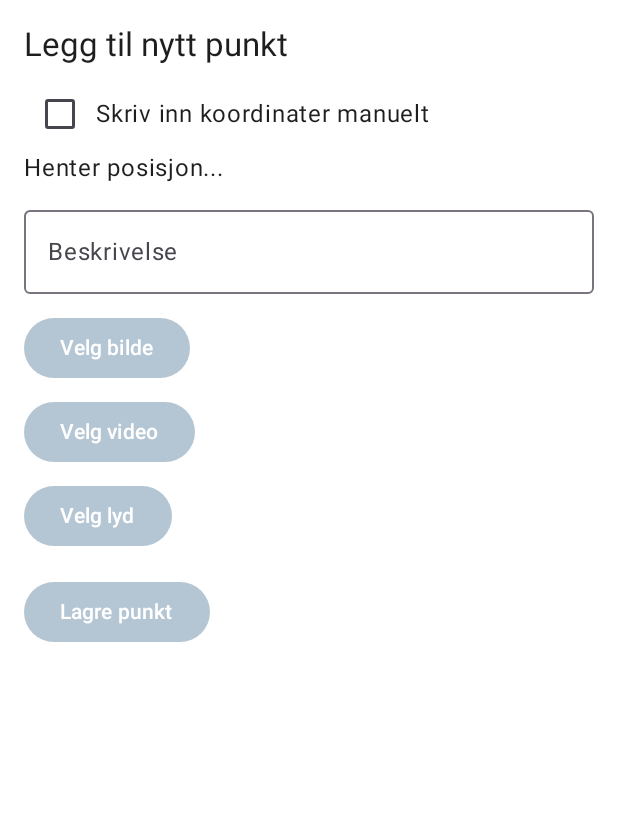
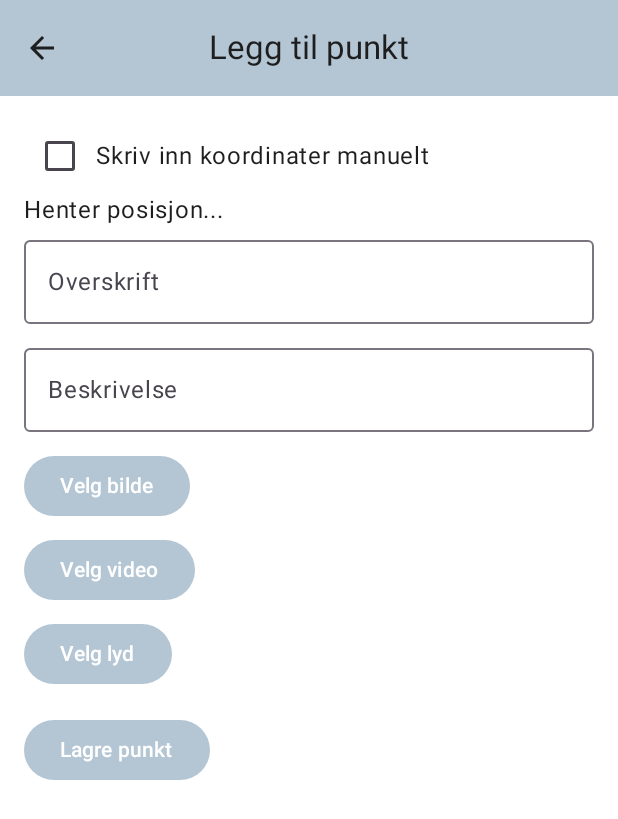
Before and after one commit to markusingierd/BOP3000, an Android app built with Jetpack Compose: the AddPointScreen screen opened through its navigation route, on a phone screen of 412 x 824 dp. Shown: the top 819 px of the screen. Run offline under Robolectric (Android 15) with nearby library versions, the phone set to English and light mode, and no system bars.

Commit message:
stylet sidene og lagt til topbar med navigasjon

```diff
--- a/app/src/main/java/no/usn/bop3000/ui/components/NavGraph.kt
+++ b/app/src/main/java/no/usn/bop3000/ui/components/NavGraph.kt
@@ -19,13 +19,16 @@ fun AppNavHost(navController: NavHostController) {
             TrailScreen(navController)
         }
         composable("addpoint") {
-            AddPointScreen()
+            AddPointScreen(navController = navController)
         }
         composable("pincode?redirectTo={target}") { backStackEntry ->
             val redirectTo = backStackEntry.arguments?.getString("target") ?: "home"
-            PincodeScreen(onSuccess = {
-                navController.navigate(redirectTo)
-            })
+            PincodeScreen(
+                navController = navController, // ✅ legg til dette
+                onSuccess = {
+                    navController.navigate(redirectTo)
+                }
+            )
         }
     }
 }
--- a/app/src/main/java/no/usn/bop3000/ui/screens/AddPointScreen.kt
+++ b/app/src/main/java/no/usn/bop3000/ui/screens/AddPointScreen.kt
@@ -7,6 +7,8 @@ import androidx.activity.compose.rememberLauncherForActivityResult
 import androidx.activity.result.contract.ActivityResultContracts
 import androidx.compose.foundation.Image
 import androidx.compose.foundation.layout.*
+import androidx.compose.material.icons.Icons
+import androidx.compose.material.icons.filled.ArrowBack
 import androidx.compose.material3.*
 import androidx.compose.runtime.*
 import androidx.compose.ui.Alignment
@@ -19,8 +21,10 @@ import com.google.android.gms.location.LocationServices
 import kotlinx.coroutines.launch
 import androidx.compose.material3.SnackbarHost
 import androidx.compose.material3.SnackbarHostState
+import androidx.navigation.NavController
 
 data class InfoPoint(
+    val title: String,
     val latitude: Double,
     val longitude: Double,
     val description: String,
@@ -33,14 +37,17 @@ object PointRepository {
     val points = mutableStateListOf<InfoPoint>()
 }
 
+@OptIn(ExperimentalMaterial3Api::class)
 @Composable
-fun AddPointScreen() {
+fun AddPointScreen(navController: NavController) {
+
     val context = LocalContext.current
     val locationClient = remember { LocationServices.getFusedLocationProviderClient(context) }
     var useManualCoordinates by remember { mutableStateOf(false) }
     var manualLat by remember { mutableStateOf("") }
     var manualLon by remember { mutableStateOf("") }
     var coordinates by remember { mutableStateOf<Pair<Double, Double>?>(null) }
+    var title by remember { mutableStateOf("") }
     var description by remember { mutableStateOf("") }
 
     var imageUri by remember { mutableStateOf<Uri?>(null) }
@@ -70,12 +77,34 @@ fun AddPointScreen() {
         }
     }
 
-    Scaffold(snackbarHost = { SnackbarHost(snackbarHostState) }) { padding ->
-        Column(modifier = Modifier
+    Scaffold(
+        topBar = {
+            CenterAlignedTopAppBar(
+                title = {
+                    Text("Legg til punkt", style = MaterialTheme.typography.titleLarge)
+                },
+                navigationIcon = {
+                    IconButton(onClick = {
+                        navController.popBackStack()
+                    }) {
+                        Icon(
+                            imageVector = Icons.Default.ArrowBack,
+                            contentDescription = "Tilbake",
+                            tint = MaterialTheme.colorScheme.onSurface
+                        )
+                    }
+                },
+                colors = TopAppBarDefaults.mediumTopAppBarColors(
+                    containerColor = MaterialTheme.colorScheme.primary
+                )
+            )
+        },
+        snackbarHost = { SnackbarHost(snackbarHostState) }
+    ) { padding ->
+
+    Column(modifier = Modifier
             .padding(padding)
             .padding(16.dp)) {
-            Text("Legg til nytt punkt", style = MaterialTheme.typography.titleLarge)
-            Spacer(Modifier.height(8.dp))
 
             Row(verticalAlignment = Alignment.CenterVertically) {
                 Checkbox(
@@ -106,6 +135,13 @@ fun AddPointScreen() {
                     Text("Koordinater: ${it.first}, ${it.second}")
                 } ?: Text("Henter posisjon...")
             }
+
+            OutlinedTextField(
+                value = title,
+                onValueChange = { title = it },
+                label = { Text("Overskrift") },
+                modifier = Modifier.fillMaxWidth()
+            )
 
             Spacer(Modifier.height(8.dp))
             OutlinedTextField(
@@ -151,9 +187,10 @@ fun AddPointScreen() {
                 val lon = if (useManualCoordinates) manualLon.toDoubleOrNull() else coordinates?.second
 
                 if (lat != null && lon != null) {
-                    val point = InfoPoint(lat, lon, description, imageUri, videoUri, audioUri)
+                    val point = InfoPoint(title, lat, lon, description, imageUri, videoUri, audioUri)
                     PointRepository.points.add(point)
 
+                    title = ""
                     description = ""
                     manualLat = ""
                     manualLon = ""
@@ -163,6 +200,9 @@ fun AddPointScreen() {
 
                     scope.launch {
                         snackbarHostState.showSnackbar("Punkt lagret!")
+                        navController.navigate("trail") {
+                            popUpTo("addpoint") { inclusive = true }
+                        }
                     }
                 }
             }) {
--- a/app/src/main/java/no/usn/bop3000/ui/screens/TrailScreen.kt
+++ b/app/src/main/java/no/usn/bop3000/ui/screens/TrailScreen.kt
@@ -113,7 +113,7 @@ fun TrailScreen(navController: NavController, viewModel: LocationViewModel = vie
     val dynamicPoints = PointRepository.points.map {
         PointInfo(
             point = Point.fromLngLat(it.longitude, it.latitude),
-            title = "Eget punkt",
+            title = it.title,
             description = it.description,
             imageUri = it.imageUri,
             audioUri = it.audioUri,
```
Also changed, not shown: app/src/main/java/no/usn/bop3000/ui/screens/PincodeScreen.kt (+93 -11 lines).
